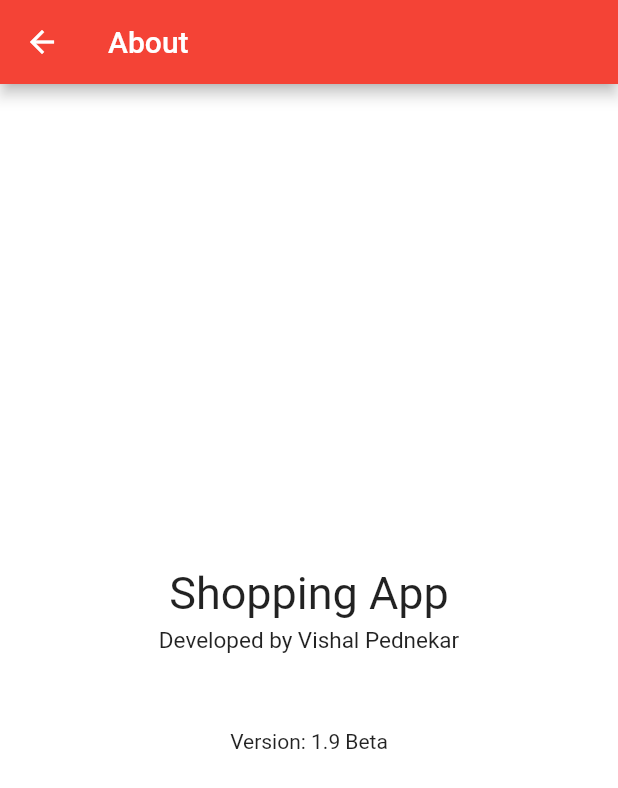
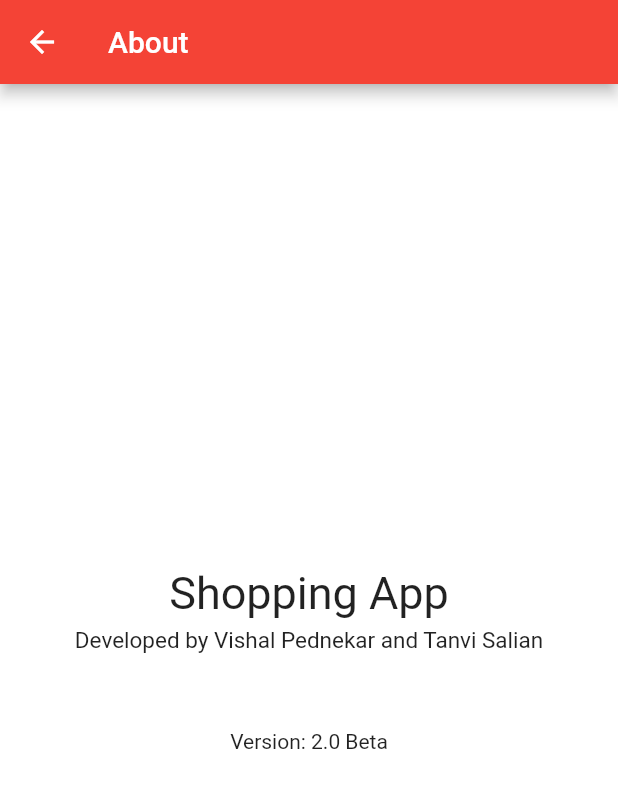
Before and after one commit to ForgottenLight4415/ShoppingAppMP, a Flutter app: the AboutApp screen opened directly, on a phone screen of 412 x 824 dp. Shown: the top 788 px of the screen. Run offline on Flutter 3.47's test engine with Material 2 defaults, Android fonts, the phone set to English and light mode, and no system bars; our stand-ins replace shared_preferences; accounts and stored records are empty.

Commit message:
Now change server from one place: helpers.dart Homepage now has a grid layout Version upgrade 1.9 beta->2.0 beta Bug fixes and security improvements

```diff
--- a/lib/about.dart
+++ b/lib/about.dart
@@ -21,11 +21,11 @@ class AboutApp extends StatelessWidget {
                 height: 5.0,
               ),
               Text(
-                "Developed by Vishal Pednekar",
+                "Developed by Vishal Pednekar and Tanvi Salian",
                 style: TextStyle(fontSize: 15.0),
               ),
               SizedBox(height: 50.0,),
-              Text("Version: 1.9 Beta",)
+              Text("Version: 2.0 Beta",)
             ]),
       ),
     );
--- a/lib/cart.dart
+++ b/lib/cart.dart
@@ -20,7 +20,7 @@ class _ShoppingCartState extends State<ShoppingCart> {
   }
 
   Future<http.Response> getCartFromServer(String userID) {
-    return http.post(Uri.http('192.168.1.55:8080', 'ShoppingApp/get_cart.php'),
+    return http.post(Uri.http(serverURL, 'ShoppingApp/get_cart.php'),
         headers: <String, String>{
           'Content-Type': 'application/json; charset=UTF-8',
         },
@@ -30,7 +30,7 @@ class _ShoppingCartState extends State<ShoppingCart> {
   }
 
   Future<http.Response> removeFromCart(String cartID) {
-    return http.post(Uri.http('192.168.1.55:8080', 'ShoppingApp/remove_cart.php'),
+    return http.post(Uri.http(serverURL, 'ShoppingApp/remove_cart.php'),
         headers: <String, String>{
           'Content-Type': 'application/json; charset=UTF-8',
         },
@@ -52,7 +52,7 @@ class _ShoppingCartState extends State<ShoppingCart> {
   NetworkImage _setImage(imgURL) {
     if (imgURL == null) {
       return NetworkImage(
-          'http://192.168.0.6:8080/ShoppingApp/Assets/NoIMG/no-img.png');
+          'http://$serverURL/ShoppingApp/Assets/NoIMG/no-img.png');
     } else {
       return NetworkImage(imgURL);
     }
--- a/lib/helpers.dart
+++ b/lib/helpers.dart
@@ -1,4 +1,6 @@
 import 'package:flutter/material.dart';
+
+String serverURL = '192.168.0.6:8080';
 
 Size displaySize(BuildContext context) {
   return MediaQuery.of(context).size;
@@ -15,7 +17,7 @@ double displayWidth(BuildContext context) {
 NetworkImage setImage(imgURL) {
   if (imgURL == null) {
     return NetworkImage(
-        'http://192.168.1.55:8080/ShoppingApp/Assets/NoIMG/no-img.png');
+        'http://$serverURL/ShoppingApp/Assets/NoIMG/no-img.png');
   } else {
     return NetworkImage(imgURL);
   }
--- a/lib/login.dart
+++ b/lib/login.dart
@@ -9,7 +9,7 @@ import 'helpers.dart';
 import 'package:shared_preferences/shared_preferences.dart';
 
 Future<http.Response> getCredentialsFromServer(String uName, String uPass) {
-  return http.post(Uri.http('192.168.1.55:8080', 'ShoppingApp/login.php'),
+  return http.post(Uri.http(serverURL, 'ShoppingApp/login.php'),
       headers: <String, String>{
         'Content-Type': 'application/json; charset=UTF-8',
       },
```
Also changed, not shown: lib/home.dart (+16 -11 lines).
